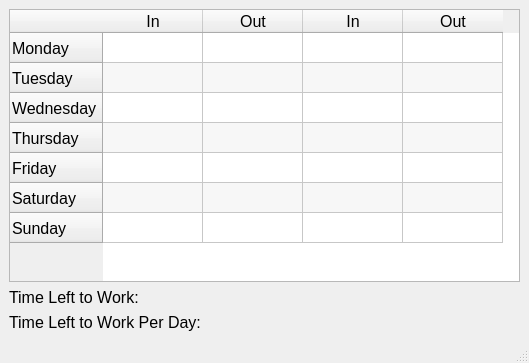
This is main_window.ui in asarinn/Time2Work as Qt 5 draws it before an edit. The edited form follows.
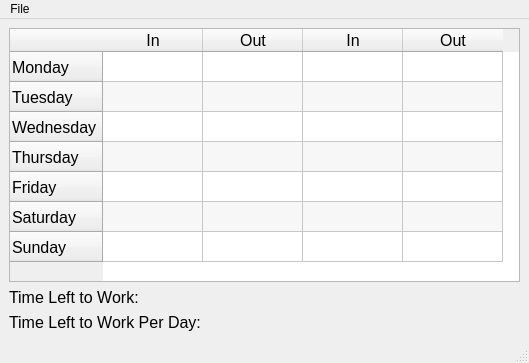
This is the edited form.

Diff of the .ui file:
```diff
--- a/main_window.ui
+++ b/main_window.ui
@@ -124,6 +124,14 @@
      <height>21</height>
     </rect>
    </property>
+   <widget class="QMenu" name="menuFile">
+    <property name="title">
+     <string>File</string>
+    </property>
+    <addaction name="actionSave"/>
+    <addaction name="actionLoad"/>
+   </widget>
+   <addaction name="menuFile"/>
   </widget>
   <widget class="QStatusBar" name="statusbar"/>
  </widget>
```
Left out of the diff: 10 changed lines with no effect on the pictures.
